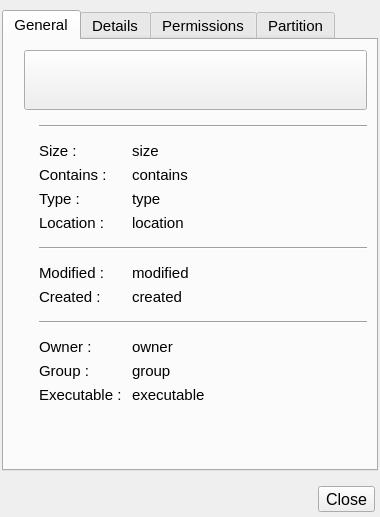
Before: the Qt Designer form propertiesw.ui in s96Abrar/corefm, drawn with Qt 5.
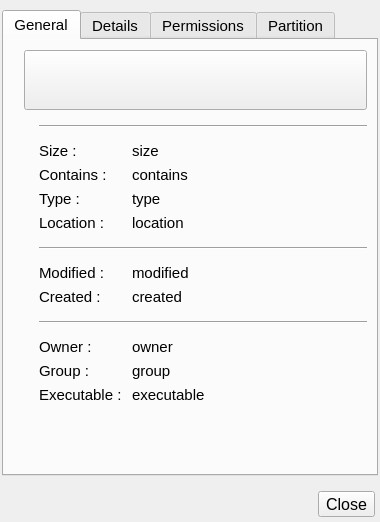
After: the same form once the commit is applied. Icons and pictures are not drawn.

The edit to the form file:
```diff
--- a/propertiesw.ui
+++ b/propertiesw.ui
@@ -7,7 +7,7 @@
     <x>0</x>
     <y>0</y>
     <width>380</width>
-    <height>517</height>
+    <height>522</height>
    </rect>
   </property>
   <property name="sizePolicy">
```
Left out of the diff: 8 changed lines with no effect on the pictures.
